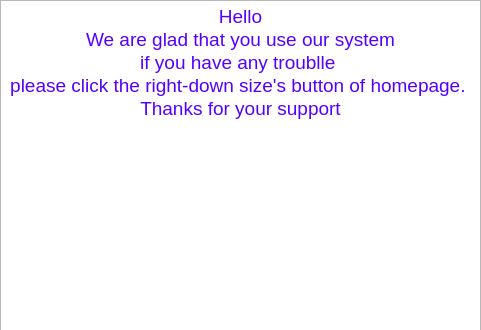
First picture: the form in helpbutton.ui, repository Ling2251/CS1C-NFL_Porject, before the edit.
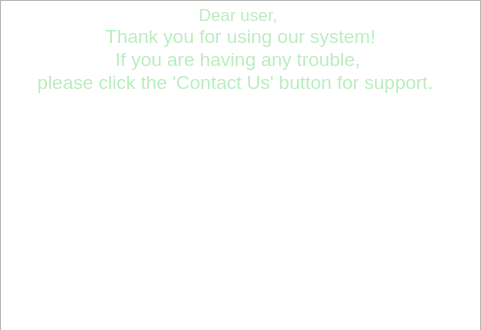
Second picture: the form after the edit.

Commit message: Updated Contact Us and Help Buttons.

```diff
--- a/helpbutton.ui
+++ b/helpbutton.ui
@@ -26,12 +26,11 @@
     <string>&lt;!DOCTYPE HTML PUBLIC &quot;-//W3C//DTD HTML 4.0//EN&quot; &quot;http://www.w3.org/TR/REC-html40/strict.dtd&quot;&gt;
 &lt;html&gt;&lt;head&gt;&lt;meta name=&quot;qrichtext&quot; content=&quot;1&quot; /&gt;&lt;style type=&quot;text/css&quot;&gt;
 p, li { white-space: pre-wrap; }
-&lt;/style&gt;&lt;/head&gt;&lt;body style=&quot; font-family:'MS Shell Dlg 2'; font-size:7.8pt; font-weight:400; font-style:normal;&quot;&gt;
-&lt;p align=&quot;center&quot; style=&quot; margin-top:0px; margin-bottom:0px; margin-left:0px; margin-right:0px; -qt-block-indent:0; text-indent:0px;&quot;&gt;&lt;span style=&quot; font-size:14pt; color:#5500ff;&quot;&gt;Hello&lt;/span&gt;&lt;/p&gt;
-&lt;p align=&quot;center&quot; style=&quot; margin-top:0px; margin-bottom:0px; margin-left:0px; margin-right:0px; -qt-block-indent:0; text-indent:0px;&quot;&gt;&lt;span style=&quot; font-size:14pt; color:#5500ff;&quot;&gt;We are glad that you use our system&lt;/span&gt;&lt;/p&gt;
-&lt;p align=&quot;center&quot; style=&quot; margin-top:0px; margin-bottom:0px; margin-left:0px; margin-right:0px; -qt-block-indent:0; text-indent:0px;&quot;&gt;&lt;span style=&quot; font-size:14pt; color:#5500ff;&quot;&gt;if you have any troublle &lt;/span&gt;&lt;/p&gt;
-&lt;p align=&quot;center&quot; style=&quot; margin-top:0px; margin-bottom:0px; margin-left:0px; margin-right:0px; -qt-block-indent:0; text-indent:0px;&quot;&gt;&lt;span style=&quot; font-size:14pt; color:#5500ff;&quot;&gt;please click the right-down size's button of homepage. &lt;/span&gt;&lt;/p&gt;
-&lt;p align=&quot;center&quot; style=&quot; margin-top:0px; margin-bottom:0px; margin-left:0px; margin-right:0px; -qt-block-indent:0; text-indent:0px;&quot;&gt;&lt;span style=&quot; font-size:14pt; color:#5500ff;&quot;&gt;Thanks for your support&lt;/span&gt;&lt;/p&gt;&lt;/body&gt;&lt;/html&gt;</string>
+&lt;/style&gt;&lt;/head&gt;&lt;body style=&quot; font-family:'.AppleSystemUIFont'; font-size:13pt; font-weight:400; font-style:normal;&quot;&gt;
+&lt;p align=&quot;center&quot; style=&quot; margin-top:0px; margin-bottom:0px; margin-left:0px; margin-right:0px; -qt-block-indent:0; text-indent:0px;&quot;&gt;&lt;span style=&quot; color:#baedbe;&quot;&gt;Dear user, &lt;/span&gt;&lt;/p&gt;
+&lt;p align=&quot;center&quot; style=&quot; margin-top:0px; margin-bottom:0px; margin-left:0px; margin-right:0px; -qt-block-indent:0; text-indent:0px;&quot;&gt;&lt;span style=&quot; font-family:'MS Shell Dlg 2'; font-size:14pt; color:#baedbe;&quot;&gt;Thank you for using our system!&lt;/span&gt;&lt;/p&gt;
+&lt;p align=&quot;center&quot; style=&quot; margin-top:0px; margin-bottom:0px; margin-left:0px; margin-right:0px; -qt-block-indent:0; text-indent:0px;&quot;&gt;&lt;span style=&quot; font-family:'MS Shell Dlg 2'; font-size:14pt; color:#baedbe;&quot;&gt;If you are having any trouble, &lt;/span&gt;&lt;/p&gt;
+&lt;p align=&quot;center&quot; style=&quot; margin-top:0px; margin-bottom:0px; margin-left:0px; margin-right:0px; -qt-block-indent:0; text-indent:0px;&quot;&gt;&lt;span style=&quot; font-family:'MS Shell Dlg 2'; font-size:14pt; color:#baedbe;&quot;&gt;please click the 'Contact Us' button for support.  &lt;/span&gt;&lt;/p&gt;&lt;/body&gt;&lt;/html&gt;</string>
    </property>
   </widget>
  </widget>
```
The commit also changes 3 other files.
